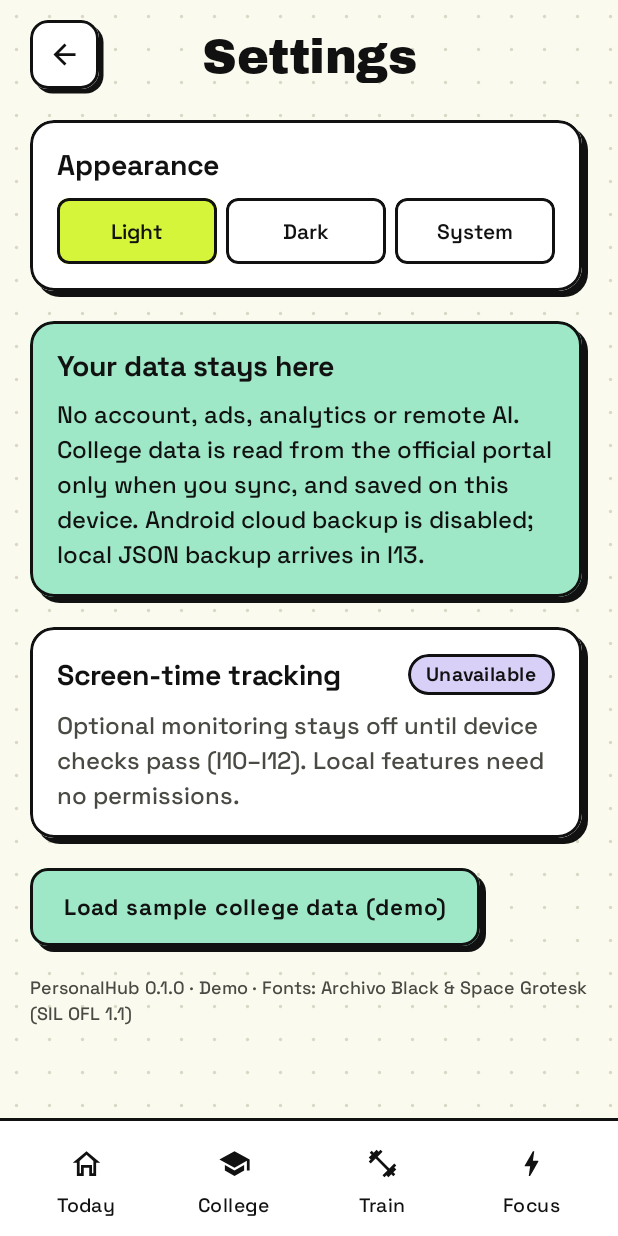
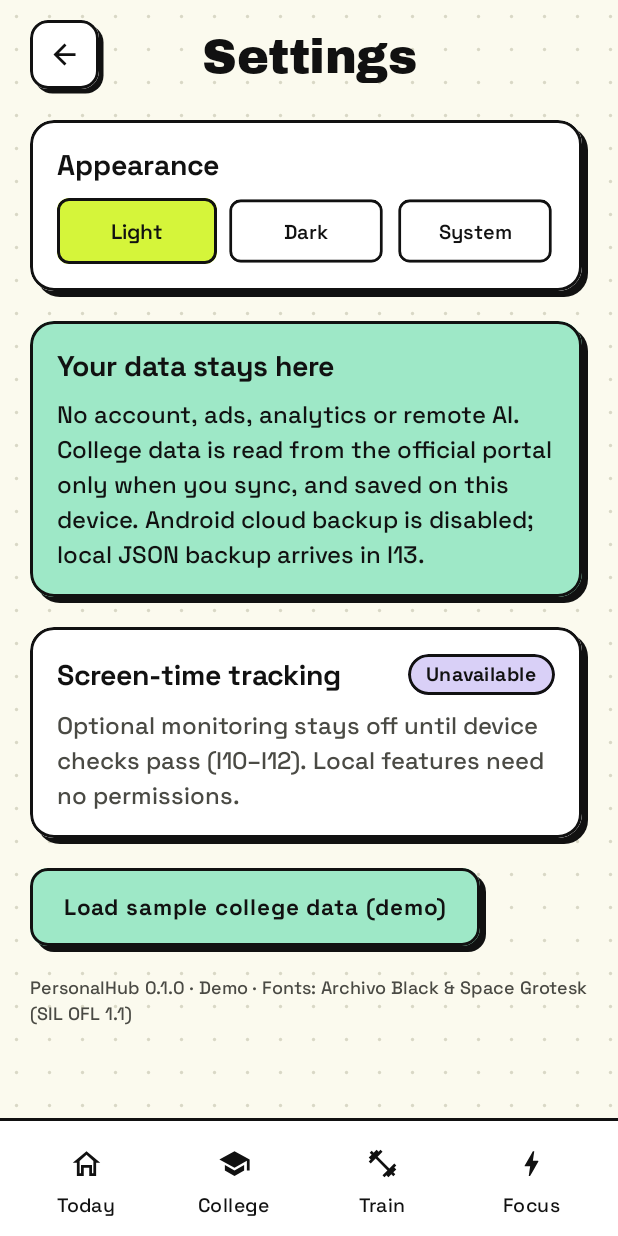
Before and after one commit to Ace-9999/HUB, an Android app built with Jetpack Compose: the screen it shows after launch (MainActivity), after a tap on "Settings", on a phone screen of 412 x 824 dp. Run offline under Robolectric (Android 15) with nearby library versions, the phone set to English and light mode, and no system bars; our stand-ins replace Room's generated code.

Commit message:
feat(UI): smooth page transitions and animated press/selection feedback
Directional AnimatedContent page transitions, Focus tab transitions, springy
surface press, animated pills/cells/checks/bottom bar/progress bars.

Co-Authored-By: Claude Opus 5.5 <noreply@anthropic.com>

```diff
--- a/app/src/main/kotlin/dev/personalhub/app/MainActivity.kt
+++ b/app/src/main/kotlin/dev/personalhub/app/MainActivity.kt
@@ -6,6 +6,9 @@ import androidx.activity.ComponentActivity
 import androidx.activity.compose.BackHandler
 import androidx.activity.compose.setContent
 import androidx.activity.enableEdgeToEdge
+import androidx.compose.animation.*
+import androidx.compose.animation.core.FastOutSlowInEasing
+import androidx.compose.animation.core.tween
 import androidx.compose.foundation.background
 import androidx.compose.foundation.layout.*
 import androidx.compose.foundation.rememberScrollState
@@ -76,15 +79,20 @@ private val navItems = listOf(NavItem("today", "Today", HubIcons.Home), NavItem(
             Box(Modifier.weight(1f)) {
                 Column(Modifier.fillMaxSize().verticalScroll(scroll).statusBarsPadding().padding(horizontal = Hub.ScreenPadding).padding(top = 12.dp, bottom = 96.dp),
                     verticalArrangement = Arrangement.spacedBy(16.dp)) {
-                    if (settings) SettingsScreen(app, theme) { settings = false }
-                    else when (selected) {
-                        "today" -> TodayScreen(focus, college, onSettings = { settings = true }, openCollege = { collegePage = it; selected = "college" }, openFocus = { focusTab = it; selected = "focus" })
-                        "college" -> {
-                            if (collegePage == CollegePage.OVERVIEW) Header("College", college.state.collectAsStateWithLifecycle().value.snapshot.semester?.name ?: "VTOP · Chennai") { settings = true }
-                            CollegeContent(college, collegePage, { collegePage = it }, connect)
+                    val screen = Screen(settings, selected, if (selected == "college") collegePage else CollegePage.OVERVIEW)
+                    AnimatedContent(screen, transitionSpec = { pageTransition(initialState, targetState) }, label = "page") { s ->
+                        Column(verticalArrangement = Arrangement.spacedBy(16.dp)) {
+                            if (s.settings) SettingsScreen(app, theme) { settings = false }
+                            else when (s.tab) {
+                                "today" -> TodayScreen(focus, college, onSettings = { settings = true }, openCollege = { collegePage = it; selected = "college" }, openFocus = { focusTab = it; selected = "focus" })
+                                "college" -> {
+                                    if (s.page == CollegePage.OVERVIEW) Header("College", college.state.collectAsStateWithLifecycle().value.snapshot.semester?.name ?: "VTOP · Chennai") { settings = true }
+                                    CollegeContent(college, s.page, { collegePage = it }, connect)
+                                }
+                                "training" -> { Header("Train", "Routines & workouts") { settings = true }; TrainingPlaceholder() }
+                                else -> { Header("Focus", "Tasks, habits & mood") { settings = true }; FocusContent(focus, focusTab) { focusTab = it } }
+                            }
                         }
-                        "training" -> { Header("Train", "Routines & workouts") { settings = true }; TrainingPlaceholder() }
-                        else -> { Header("Focus", "Tasks, habits & mood") { settings = true }; FocusContent(focus, focusTab) { focusTab = it } }
                     }
                 }
                 // Canvas-coloured scrim keeps scrolled content out from under the status bar icons.
@@ -94,6 +102,25 @@ private val navItems = listOf(NavItem("today", "Today", HubIcons.Home), NavItem(
             HubBottomBar(navItems, if (settings) null else selected, { selected = it; settings = false; if (it == "college") collegePage = CollegePage.OVERVIEW })
         }
     }
+}
+
+/** Navigation position used to pick a transition direction. */
+private data class Screen(val settings: Boolean, val tab: String, val page: CollegePage) {
+    val order: Int get() = listOf("today", "college", "training", "focus").indexOf(tab)
+    val depth: Int get() = (if (settings) 2 else 0) + (if (page != CollegePage.OVERVIEW) 1 else 0)
+}
+
+/** Deeper pages push in from the right; sibling tabs slide by their bar order; everything fades. */
+private fun pageTransition(from: Screen, to: Screen): ContentTransform {
+    val dir = when {
+        to.depth != from.depth -> if (to.depth > from.depth) 1 else -1
+        to.order != from.order -> if (to.order > from.order) 1 else -1
+        else -> 0
+    }
+    val enter = fadeIn(tween(240, delayMillis = 40)) + slideInHorizontally(tween(320, easing = FastOutSlowInEasing)) { it / 5 * dir } +
+        scaleIn(tween(320), initialScale = if (dir == 0) 0.98f else 1f)
+    val exit = fadeOut(tween(140)) + slideOutHorizontally(tween(320, easing = FastOutSlowInEasing)) { -it / 8 * dir }
+    return (enter togetherWith exit).apply { targetContentZIndex = to.depth.toFloat() }
 }
 
 @Composable private fun Header(title: String, subtitle: String, onSettings: () -> Unit) {
--- a/core/designsystem/src/main/kotlin/dev/personalhub/design/Design.kt
+++ b/core/designsystem/src/main/kotlin/dev/personalhub/design/Design.kt
@@ -1,6 +1,13 @@
 package dev.personalhub.design
 
+import androidx.compose.animation.animateColorAsState
+import androidx.compose.animation.animateContentSize
+import androidx.compose.animation.core.Spring
 import androidx.compose.animation.core.animateDpAsState
+import androidx.compose.animation.core.animateFloatAsState
+import androidx.compose.animation.core.spring
+import androidx.compose.animation.core.tween
+import androidx.compose.ui.draw.scale
 import androidx.compose.foundation.*
 import androidx.compose.foundation.interaction.MutableInteractionSource
 import androidx.compose.foundation.interaction.collectIsPressedAsState
@@ -137,12 +144,15 @@ fun Modifier.dottedCanvas(background: Color, dot: Color, spacing: Dp = 22.dp): M
     val c = Hub.colors
     val source = remember { MutableInteractionSource() }
     val pressed by source.collectIsPressedAsState()
-    val depth by animateDpAsState(if (pressed && onClick != null) 0.dp else shadow, label = "press")
+    val depth by animateDpAsState(if (pressed && onClick != null) 0.dp else shadow,
+        spring(dampingRatio = Spring.DampingRatioMediumBouncy, stiffness = Spring.StiffnessMedium), label = "press")
+    val fill by animateColorAsState(color, tween(220), label = "fill")
     val shape = RoundedCornerShape(radius)
     val travel = shadow - depth
     Box(modifier.padding(end = shadow, bottom = shadow)) {
         Box(
-            Modifier.offset(travel, travel).hardShadow(c.shadow, depth, radius).clip(shape).background(color).border(stroke, c.outline, shape)
+            Modifier.offset(travel, travel).hardShadow(c.shadow, depth, radius).clip(shape).background(fill).border(stroke, c.outline, shape)
+                .animateContentSize(spring(stiffness = Spring.StiffnessMediumLow))
                 .then(if (onClick != null) Modifier.clickable(source, LocalIndicationNone, enabled = enabled, onClickLabel = onClickLabel, role = Role.Button, onClick = onClick) else Modifier),
             content = content,
         )
@@ -194,12 +204,13 @@ enum class ButtonTone { Primary, Plain, Danger, Mint }
 
 @Composable fun Pill(text: String, color: Color = Hub.colors.lime, modifier: Modifier = Modifier, onClick: (() -> Unit)? = null, selected: Boolean = true) {
     val c = Hub.colors
-    val fill = if (selected) color else c.surface
+    val target = if (selected) color else c.surface
+    val fill by animateColorAsState(target, tween(200), label = "pill")
     val shape = RoundedCornerShape(50)
     Box(modifier.clip(shape).background(fill).border(1.5.dp, c.outline, shape)
         .then(if (onClick != null) Modifier.clickable(role = Role.Tab, onClick = onClick).defaultMinSize(minHeight = 40.dp) else Modifier)
         .padding(horizontal = 12.dp, vertical = 5.dp), contentAlignment = Alignment.Center) {
-        Text(text, style = MaterialTheme.typography.labelMedium, color = if (fill == c.surface) c.ink else c.onAccent, maxLines = 1, softWrap = false)
+        Text(text, style = MaterialTheme.typography.labelMedium, color = if (target == c.surface) c.ink else c.onAccent, maxLines = 1, softWrap = false)
     }
 }
 
@@ -217,7 +228,9 @@ enum class ButtonTone { Primary, Plain, Danger, Mint }
         options.forEachIndexed { i, label ->
             val on = i == selected
             val shape = RoundedCornerShape(8.dp)
-            Box(Modifier.weight(1f).heightIn(min = 44.dp).clip(shape).background(if (on) c.lime else c.surface).border(1.5.dp, c.outline, shape)
+            val cell by animateColorAsState(if (on) c.lime else c.surface, tween(200), label = "cell")
+            val pop by animateFloatAsState(if (on) 1f else 0.96f, spring(dampingRatio = Spring.DampingRatioMediumBouncy), label = "cellScale")
+            Box(Modifier.weight(1f).heightIn(min = 44.dp).scale(pop).clip(shape).background(cell).border(1.5.dp, c.outline, shape)
                 .clickable(role = Role.RadioButton, onClickLabel = "$description $label") { onSelect(i) }, contentAlignment = Alignment.Center) {
                 Text(label, style = MaterialTheme.typography.titleSmall, color = if (on) c.onAccent else c.ink)
             }
@@ -275,8 +288,10 @@ enum class ButtonTone { Primary, Plain, Danger, Mint }
 @Composable fun HubCheck(checked: Boolean, onChange: (Boolean) -> Unit, contentDescription: String, color: Color = Hub.colors.mint, check: ImageVector? = null) {
     val c = Hub.colors
     val shape = RoundedCornerShape(7.dp)
+    val box by animateColorAsState(if (checked) color else c.surface, tween(180), label = "check")
+    val pop by animateFloatAsState(if (checked) 1f else 0.9f, spring(dampingRatio = Spring.DampingRatioHighBouncy, stiffness = Spring.StiffnessMedium), label = "checkScale")
     Box(Modifier.size(48.dp).clickable(role = Role.Checkbox, onClickLabel = contentDescription) { onChange(!checked) }, contentAlignment = Alignment.Center) {
-        Box(Modifier.size(26.dp).clip(shape).background(if (checked) color else c.surface).border(Hub.Stroke, c.outline, shape), contentAlignment = Alignment.Center) {
+        Box(Modifier.size(26.dp).scale(pop).clip(shape).background(box).border(Hub.Stroke, c.outline, shape), contentAlignment = Alignment.Center) {
             if (checked && check != null) Icon(check, contentDescription, tint = c.onAccent, modifier = Modifier.size(18.dp))
         }
     }
@@ -286,8 +301,9 @@ enum class ButtonTone { Primary, Plain, Danger, Mint }
 @Composable fun HubBar(fraction: Float, modifier: Modifier = Modifier, color: Color = Hub.colors.lime) {
     val c = Hub.colors
     val shape = RoundedCornerShape(50)
+    val f by animateFloatAsState(fraction.coerceIn(0f, 1f), tween(450), label = "bar")
     Box(modifier.fillMaxWidth().height(14.dp).clip(shape).background(c.surface).border(1.5.dp, c.outline, shape)) {
-        Box(Modifier.fillMaxHeight().fillMaxWidth(fraction.coerceIn(0f, 1f)).clip(shape).background(color).border(1.5.dp, c.outline, shape))
+        Box(Modifier.fillMaxHeight().fillMaxWidth(f).clip(shape).background(color).border(1.5.dp, c.outline, shape))
     }
 }
 
@@ -303,9 +319,13 @@ data class NavItem(val id: String, val label: String, val icon: ImageVector)
                 Column(Modifier.weight(1f).clip(RoundedCornerShape(12.dp)).clickable(role = Role.Tab, onClickLabel = item.label) { onSelect(item.id) }.padding(vertical = 4.dp),
                     horizontalAlignment = Alignment.CenterHorizontally, verticalArrangement = Arrangement.spacedBy(3.dp)) {
                     val shape = RoundedCornerShape(50)
-                    Box(Modifier.clip(shape).background(if (on) c.lime else Color.Transparent).then(if (on) Modifier.border(1.5.dp, c.outline, shape) else Modifier)
-                        .padding(horizontal = 18.dp, vertical = 5.dp)) {
-                        Icon(item.icon, null, tint = if (on) c.onAccent else c.ink, modifier = Modifier.size(22.dp))
+                    val capsule by animateColorAsState(if (on) c.lime else c.surface, tween(220), label = "nav")
+                    val rim by animateColorAsState(if (on) c.outline else c.surface, tween(220), label = "navRim")
+                    val pad by animateDpAsState(if (on) 18.dp else 12.dp, spring(dampingRatio = Spring.DampingRatioMediumBouncy), label = "navPad")
+                    val iconScale by animateFloatAsState(if (on) 1.08f else 1f, spring(dampingRatio = Spring.DampingRatioMediumBouncy), label = "navIcon")
+                    Box(Modifier.clip(shape).background(capsule).border(1.5.dp, rim, shape)
+                        .padding(horizontal = pad, vertical = 5.dp)) {
+                        Icon(item.icon, null, tint = if (on) c.onAccent else c.ink, modifier = Modifier.size(22.dp).scale(iconScale))
                     }
                     Text(item.label, style = MaterialTheme.typography.labelMedium, color = c.ink, fontWeight = if (on) FontWeight.Bold else FontWeight.Medium)
                 }
```
Also changed, not shown: feature/focus/src/main/kotlin/dev/personalhub/feature/focus/FocusScreens.kt (+14 -5 lines), 1 other file.
